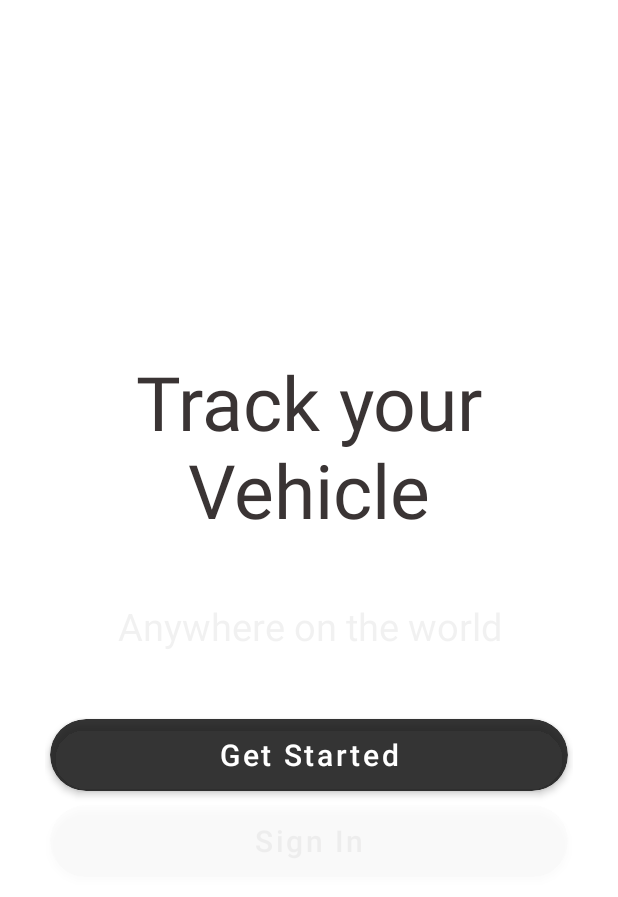
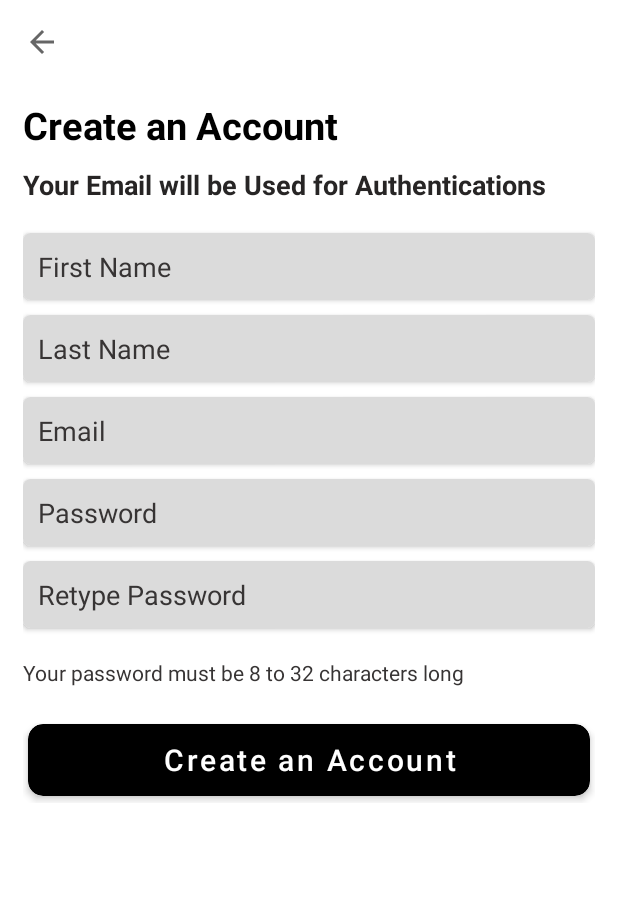
Before and after one commit to sakibchowdhury131/TrackMe_VTS, an Android app: the screen it shows after launch (MainActivity before the commit, RegistrationActivity after it), after a tap on "Get Started", on a phone screen of 412 x 824 dp. Shown: the top 897 px of the screen. Run offline under Robolectric (Android 15) with nearby library versions, the phone set to English and light mode, and no system bars.

Commit message:
registration activity xml added with backbutton

```diff
--- a/android/Nov_edition/app/src/main/AndroidManifest.xml
+++ b/android/Nov_edition/app/src/main/AndroidManifest.xml
@@ -10,6 +10,12 @@
         android:supportsRtl="true"
         android:theme="@style/Theme.TrackMe_Nov_edition">
         <activity
+            android:name=".RegistrationActivity"
+            android:exported="true" />
+        <activity
+            android:name=".SignInActivity"
+            android:exported="true" />
+        <activity
             android:name=".MainActivity"
             android:exported="true">
             <intent-filter>
--- a/android/Nov_edition/app/src/main/java/com/example/trackme_nov_edition/MainActivity.java
+++ b/android/Nov_edition/app/src/main/java/com/example/trackme_nov_edition/MainActivity.java
@@ -2,6 +2,7 @@ package com.example.trackme_nov_edition;
 
 import androidx.appcompat.app.AppCompatActivity;
 import androidx.cardview.widget.CardView;
+import androidx.core.content.ContextCompat;
 
 import android.content.Intent;
 import android.os.Bundle;
@@ -44,7 +45,8 @@ public class MainActivity extends AppCompatActivity {
         signInBtn.setOnClickListener(new View.OnClickListener() {
             @Override
             public void onClick(View v) {
-                Toast.makeText(MainActivity.this, "Signing In", Toast.LENGTH_SHORT).show();
+                // Toast.makeText(MainActivity.this, "Signing In", Toast.LENGTH_SHORT).show();
+                startActivity(new Intent(MainActivity.this, SignInActivity.class));
             }
         });
 
@@ -52,7 +54,8 @@ public class MainActivity extends AppCompatActivity {
         getStartedBtn.setOnClickListener(new View.OnClickListener() {
             @Override
             public void onClick(View v) {
-                Toast.makeText(MainActivity.this, "Getting Started", Toast.LENGTH_SHORT).show();
+                // Toast.makeText(MainActivity.this, "Getting Started", Toast.LENGTH_SHORT).show();
+                startActivity(new Intent(MainActivity.this, RegistrationActivity.class));
             }
         });
     }
--- /dev/null
+++ b/android/Nov_edition/app/src/main/java/com/example/trackme_nov_edition/RegistrationActivity.java
@@ -0,0 +1,35 @@
+package com.example.trackme_nov_edition;
+
+import androidx.appcompat.app.AppCompatActivity;
+
+import android.content.Intent;
+import android.os.Bundle;
+import android.view.View;
+
+public class RegistrationActivity extends AppCompatActivity {
+
+    @Override
+    protected void onCreate(Bundle savedInstanceState) {
+        super.onCreate(savedInstanceState);
+        setContentView(R.layout.activity_registration);
+
+
+        androidx.appcompat.widget.Toolbar toolbar = findViewById(R.id.__regActivityToolbar);
+
+
+
+
+
+        // back button
+        toolbar.setNavigationOnClickListener(new View.OnClickListener() {
+            @Override
+            public void onClick(View v) {
+                handleBackButton();     // this function will handle the event of backbutton press on the toolbar
+            }
+        });
+    }
+
+    private void handleBackButton() {
+        startActivity(new Intent(RegistrationActivity.this, MainActivity.class));
+    }
+}
--- /dev/null
+++ b/android/Nov_edition/app/src/main/java/com/example/trackme_nov_edition/SignInActivity.java
@@ -0,0 +1,14 @@
+package com.example.trackme_nov_edition;
+
+import androidx.appcompat.app.AppCompatActivity;
+
+import android.os.Bundle;
+
+public class SignInActivity extends AppCompatActivity {
+
+    @Override
+    protected void onCreate(Bundle savedInstanceState) {
+        super.onCreate(savedInstanceState);
+        setContentView(R.layout.activity_sign_in);
+    }
+}
--- a/android/Nov_edition/app/src/main/res/layout/activity_main.xml
+++ b/android/Nov_edition/app/src/main/res/layout/activity_main.xml
@@ -19,7 +19,7 @@
         android:text="Track your Vehicle"
         android:textSize="50dp"
         android:gravity="center"
-        android:textColor="@color/blackPrimary"
+        android:textColor="?attr/colorSecondaryVariant"
         android:paddingBottom="40dp"/>
 
     <TextView
@@ -29,7 +29,7 @@
         android:text="Anywhere on the world"
         android:textSize="25dp"
         android:gravity="center"
-        android:textColor="@color/blackSecondary"
+        android:textColor="?attr/colorOnSecondary"
         android:paddingBottom="40dp"/>
 
     <androidx.cardview.widget.CardView
@@ -39,7 +39,7 @@
         android:layout_gravity="center"
         android:clickable="true"
         android:paddingBottom="20dp"
-        app:cardBackgroundColor="#DD151515"
+        app:cardBackgroundColor="?attr/colorSecondary"
         app:cardCornerRadius="30dp"
         app:cardElevation="3dp"
         app:cardPreventCornerOverlap="false"
@@ -51,10 +51,12 @@
             android:layout_height="match_parent"
             android:layout_gravity="center"
             android:background="@android:color/transparent"
+            android:fontFamily="sans-serif"
             android:text="Get Started"
-            android:textColor="@color/white"
             android:textAllCaps="false"
-            android:textSize="20dp"/>
+            android:textColor="?attr/colorPrimary"
+            android:textSize="20dp"
+            android:textStyle="bold" />
 
 
     </androidx.cardview.widget.CardView>
@@ -66,7 +68,7 @@
         android:layout_gravity="center"
         android:clickable="true"
         android:paddingTop="20dp"
-        app:cardBackgroundColor="#E3E3E3"
+        app:cardBackgroundColor="?attr/colorPrimary"
         app:cardCornerRadius="30dp"
         app:cardElevation="3dp"
         app:cardPreventCornerOverlap="false"
@@ -78,10 +80,12 @@
             android:layout_height="match_parent"
             android:layout_gravity="center"
             android:background="@android:color/transparent"
+            android:fontFamily="sans-serif"
             android:text="Sign In"
-            android:textColor="@color/blackSecondary"
             android:textAllCaps="false"
-            android:textSize="20dp"/>
+            android:textColor="?attr/colorOnSecondary"
+            android:textSize="20dp"
+            android:textStyle="bold" />
 
 
 
--- /dev/null
+++ b/android/Nov_edition/app/src/main/res/layout/activity_registration.xml
@@ -0,0 +1,215 @@
+<?xml version="1.0" encoding="utf-8"?>
+<LinearLayout xmlns:android="http://schemas.android.com/apk/res/android"
+    xmlns:app="http://schemas.android.com/apk/res-auto"
+    xmlns:tools="http://schemas.android.com/tools"
+    android:layout_width="match_parent"
+    android:layout_height="match_parent"
+    android:orientation="vertical"
+    tools:context=".RegistrationActivity">
+
+    <LinearLayout
+        android:layout_width="match_parent"
+        android:layout_height="wrap_content">
+
+        <androidx.appcompat.widget.Toolbar
+            android:id="@+id/__regActivityToolbar"
+            android:layout_width="match_parent"
+            android:layout_height="?attr/actionBarSize"
+            android:theme="@style/Widget.AppCompat.Light.ActionBar"
+            app:navigationIcon="?attr/homeAsUpIndicator"
+            android:elevation="0dp"/>
+    </LinearLayout>
+
+
+    <LinearLayout
+        android:layout_width="match_parent"
+        android:layout_height="wrap_content"
+        android:layout_marginLeft="15dp"
+        android:layout_marginRight="15dp"
+        android:orientation="vertical">
+
+
+        <TextView
+            android:layout_width="wrap_content"
+            android:layout_height="wrap_content"
+            android:layout_marginTop="10dp"
+            android:text="Create an Account"
+            android:textSize="25dp"
+            android:textStyle="bold"
+            android:textColor="?attr/colorSecondary"/>
+
+
+        <TextView
+            android:layout_width="wrap_content"
+            android:layout_height="wrap_content"
+            android:layout_marginTop="10dp"
+            android:text="Your Email will be Used for Authentications"
+            android:textSize="18dp"
+            android:textStyle="bold"
+            android:textColor="?attr/colorSecondaryVariant"/>
+
+        <androidx.cardview.widget.CardView
+            android:layout_width="match_parent"
+            android:layout_height="wrap_content"
+            android:layout_marginTop="20dp"
+            app:cardCornerRadius="5dp"
+            android:minHeight="2dp">
+
+            <EditText
+
+                android:layout_width="match_parent"
+                android:layout_height="wrap_content"
+                android:paddingTop="10dp"
+                android:paddingBottom="10dp"
+                android:paddingLeft="10dp"
+                android:paddingRight="10dp"
+                android:hint="First Name"
+                android:inputType="text"
+                android:textColorHint="@color/blackSecondary"
+                android:textColor="@color/blackPrimary"
+                android:background="@color/edittextbackground"/>
+
+
+        </androidx.cardview.widget.CardView>
+
+
+        <androidx.cardview.widget.CardView
+            android:layout_width="match_parent"
+            android:layout_height="wrap_content"
+            android:layout_marginTop="10dp"
+            app:cardCornerRadius="5dp"
+            android:minHeight="2dp">
+
+            <EditText
+
+                android:layout_width="match_parent"
+                android:layout_height="wrap_content"
+                android:paddingTop="10dp"
+                android:paddingBottom="10dp"
+                android:paddingLeft="10dp"
+                android:paddingRight="10dp"
+                android:hint="Last Name"
+                android:inputType="text"
+                android:textColorHint="@color/blackSecondary"
+                android:textColor="@color/blackPrimary"
+                android:background="@color/edittextbackground"/>
+
+
+        </androidx.cardview.widget.CardView>
+
+
+
+
+        <androidx.cardview.widget.CardView
+            android:layout_width="match_parent"
+            android:layout_height="wrap_content"
+            android:layout_marginTop="10dp"
+            app:cardCornerRadius="5dp"
+            android:minHeight="2dp">
+
+            <EditText
+
+                android:layout_width="match_parent"
+                android:layout_height="wrap_content"
+                android:paddingTop="10dp"
+                android:paddingBottom="10dp"
+                android:paddingLeft="10dp"
+                android:paddingRight="10dp"
+                android:hint="Email"
+                android:inputType="textEmailAddress"
+                android:textColorHint="@color/blackSecondary"
+                android:textColor="@color/blackPrimary"
+                android:background="@color/edittextbackground"/>
+
+
+        </androidx.cardview.widget.CardView>
+
+
+        <androidx.cardview.widget.CardView
+            android:layout_width="match_parent"
+            android:layout_height="wrap_content"
+            android:layout_marginTop="10dp"
+            app:cardCornerRadius="5dp"
+            android:minHeight="2dp">
+
+            <EditText
+
+                android:layout_width="match_parent"
+                android:layout_height="wrap_content"
+                android:paddingTop="10dp"
+                android:paddingBottom="10dp"
+                android:paddingLeft="10dp"
+                android:paddingRight="10dp"
+                android:hint="Password"
+                android:inputType="textPassword"
+                android:textColorHint="@color/blackSecondary"
+                android:textColor="@color/blackPrimary"
+                android:background="@color/edittextbackground"/>
+
+
+        </androidx.cardview.widget.CardView>
+
+
+        <androidx.cardview.widget.CardView
+            android:layout_width="match_parent"
+            android:layout_height="wrap_content"
+            android:layout_marginTop="10dp"
+            app:cardCornerRadius="5dp"
+            android:minHeight="2dp">
+
+            <EditText
+
+                android:layout_width="match_parent"
+                android:layout_height="wrap_content"
+                android:paddingTop="10dp"
+                android:paddingBottom="10dp"
+                android:paddingLeft="10dp"
+                android:paddingRight="10dp"
+                android:hint="Retype Password"
+                android:inputType="textPassword"
+                android:textColorHint="@color/blackSecondary"
+                android:textColor="@color/blackPrimary"
+                android:background="@color/edittextbackground"/>
+
+
+        </androidx.cardview.widget.CardView>
+
+
+        <TextView
+            android:layout_width="match_parent"
+            android:layout_height="wrap_content"
+            android:text="Your password must be 8 to 32 characters long"
+            android:layout_marginTop="20dp"
+            android:textColor="?attr/colorOnSecondary"
+            android:textSize="14dp"/>
+
+        <androidx.cardview.widget.CardView
+            android:layout_marginTop="20dp"
+            android:layout_width="match_parent"
+            android:layout_height="wrap_content"
+            android:layout_gravity="center"
+            android:clickable="true"
+            android:paddingBottom="20dp"
+            app:cardBackgroundColor="?attr/colorSecondary"
+            app:cardCornerRadius="10dp"
+            app:cardElevation="3dp"
+            app:cardPreventCornerOverlap="false"
+            app:cardUseCompatPadding="true">
+
+            <Button
+                android:id="@+id/createAccountID"
+                android:layout_width="match_parent"
+                android:layout_height="match_parent"
+                android:layout_gravity="center"
+                android:background="@android:color/transparent"
+                android:text="Create an Account"
+                android:textColor="?attr/colorPrimary"
+                android:textAllCaps="false"
+                android:textSize="20dp"/>
+
+
+        </androidx.cardview.widget.CardView>
+
+    </LinearLayout>
+
+</LinearLayout>
--- /dev/null
+++ b/android/Nov_edition/app/src/main/res/layout/activity_sign_in.xml
@@ -0,0 +1,9 @@
+<?xml version="1.0" encoding="utf-8"?>
+<androidx.constraintlayout.widget.ConstraintLayout xmlns:android="http://schemas.android.com/apk/res/android"
+    xmlns:app="http://schemas.android.com/apk/res-auto"
+    xmlns:tools="http://schemas.android.com/tools"
+    android:layout_width="match_parent"
+    android:layout_height="match_parent"
+    tools:context=".SignInActivity">
+
+</androidx.constraintlayout.widget.ConstraintLayout>
--- a/android/Nov_edition/app/src/main/res/values-night/themes.xml
+++ b/android/Nov_edition/app/src/main/res/values-night/themes.xml
@@ -3,18 +3,15 @@
     <style name="Theme.TrackMe_Nov_edition" parent="Theme.MaterialComponents.DayNight.DarkActionBar">
         <!-- Primary brand color. -->
         <item name="colorPrimary">@color/black</item>
-        <item name="colorPrimaryVariant">@color/black</item>
-        <item name="colorOnPrimary">@color/black</item>
+        <item name="colorPrimaryVariant">@color/blackPrimary</item>
+        <item name="colorOnPrimary">@color/blackSecondary</item>
         <!-- Secondary brand color. -->
-        <item name="colorSecondary">@color/black</item>
-        <item name="colorSecondaryVariant">@color/black</item>
-        <item name="colorOnSecondary">@color/white</item>
+        <item name="colorSecondary">@color/white</item>
+        <item name="colorSecondaryVariant">@color/whitePrimary</item>
+        <item name="colorOnSecondary">@color/whiteSecondary</item>
         <!-- Status bar color. -->
         <item name="android:statusBarColor" tools:targetApi="l">@android:color/transparent</item>
         <!-- Customize your theme here. -->
-        <item name="android:windowTranslucentStatus">true</item>
         <item name="windowNoTitle">true</item>
-        <item name="android:windowContentOverlay">@null</item>
-        <item name="android:fitsSystemWindows">false</item>
     </style>
 </resources>
--- a/android/Nov_edition/app/src/main/res/values/colors.xml
+++ b/android/Nov_edition/app/src/main/res/values/colors.xml
@@ -7,7 +7,9 @@
     <color name="teal_700">#FF018786</color>
     <color name="black">#FF000000</color>
     <color name="white">#FFFFFFFF</color>
-    <color name="blackPrimary">#3A3434</color>
-    <color name="blackSecondary">#757272</color>
+    <color name="whitePrimary">#FDE4DADA</color>
+    <color name="whiteSecondary">#ECDADA</color>
+    <color name="blackPrimary">#272525</color>
+    <color name="blackSecondary">#373434</color>
     <color name="edittextbackground">#DBDBDB</color>
 </resources>
--- a/android/Nov_edition/app/src/main/res/values/themes.xml
+++ b/android/Nov_edition/app/src/main/res/values/themes.xml
@@ -3,18 +3,15 @@
     <style name="Theme.TrackMe_Nov_edition" parent="Theme.MaterialComponents.DayNight.DarkActionBar">
         <!-- Primary brand color. -->
         <item name="colorPrimary">@color/white</item>
-        <item name="colorPrimaryVariant">@color/white</item>
-        <item name="colorOnPrimary">@color/white</item>
+        <item name="colorPrimaryVariant">@color/whitePrimary</item>
+        <item name="colorOnPrimary">@color/whiteSecondary</item>
         <!-- Secondary brand color. -->
-        <item name="colorSecondary">@color/white</item>
-        <item name="colorSecondaryVariant">@color/white</item>
-        <item name="colorOnSecondary">@color/black</item>
+        <item name="colorSecondary">@color/black</item>
+        <item name="colorSecondaryVariant">@color/blackPrimary</item>
+        <item name="colorOnSecondary">@color/blackSecondary</item>
         <!-- Status bar color. -->
         <item name="android:statusBarColor" tools:targetApi="l">@android:color/transparent</item>
         <!-- Customize your theme here. -->
-        <item name="android:windowTranslucentStatus">true</item>
         <item name="windowNoTitle">true</item>
-        <item name="android:windowContentOverlay">@null</item>
-        <item name="android:fitsSystemWindows">false</item>
     </style>
 </resources>
```
